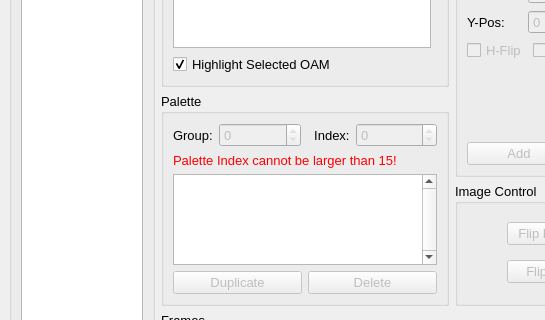
Qt form bnspriteeditor.ui (brianuuu/BNSpriteEditor) before a commit; both pictures show x 0 to 545 and y 301 to 621 of the 1171 by 877 pixel window.
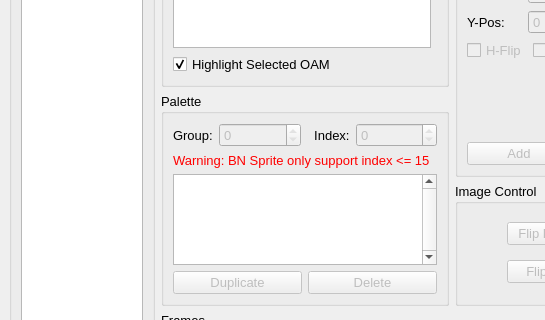
The same form after that commit. Custom widgets are drawn as their Qt base class.

Commit message:
Allow frame to use [0,255] palette index for SF sprite
-Added check for palette index [0,15] for BN sprite export
-Previously setting palette index to above 15 won't edit frame, now they do. It will show warning about BN sprite doesn't support it
-Enforced custom sprite maker only allow 256 palette max for each group
-Added build option dialog when building sprite, it asks for empty frame and even number OAM
-Fixed a bug when adding empty frame to editor it doesn't have any OAM
-Even OAM build option will pad empty 8x8 tile after all 8x8 tiles, this is required for SF sprites

Diff of the .ui file:
```diff
--- a/bnspriteeditor.ui
+++ b/bnspriteeditor.ui
@@ -536,7 +536,7 @@
                 </palette>
                </property>
                <property name="text">
-                <string>Palette Index cannot be larger than 15!</string>
+                <string>Warning: BN Sprite only support index &lt;= 15</string>
                </property>
               </widget>
              </item>
```
The commit also changes 10 other files.
